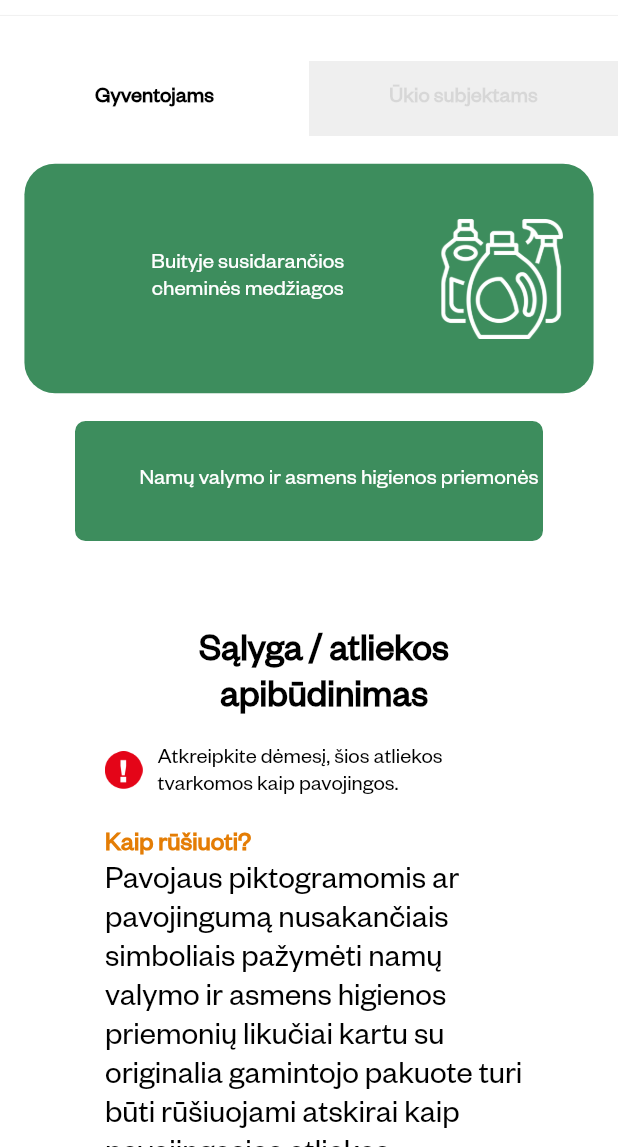
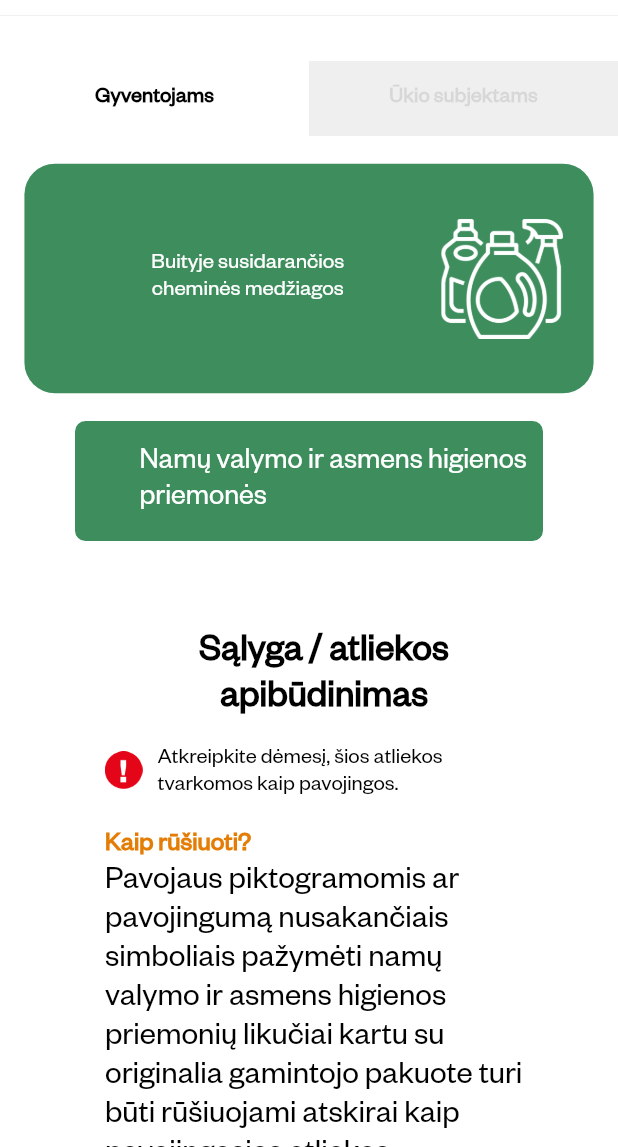
Before and after one commit to AplinkosMinisterija/rusiavimo-irankis, a Flutter app: the ResidentsScreen screen opened by its route, after a tap on "Buityje susidarančios cheminės medžiagos", after a tap on "Namų valymo ir asmens higienos priemonės", on a phone screen of 412 x 824 dp, the part 89-1236 px from its top. Run offline on Flutter 3.47's test engine with Material 2 defaults, Android fonts, the light colour scheme and no system bars; drawn by our look-alikes of auto_size_text; our stand-ins replace bloc, dio, easy_localization, equatable, flutter_bloc, get_it.

Commit message:
design fix

```diff
--- a/lib/main.dart
+++ b/lib/main.dart
@@ -61,7 +61,7 @@ class _MyHomePageState extends State<MyHomePage> {
         supportedLocales: context.supportedLocales,
         localizationsDelegates: context.localizationDelegates,
         scrollBehavior: NoThumbScrollBehavior().copyWith(scrollbars: false),
-        title: 'test',
+        title: 'Aplinkos Ministerija',
         theme: ThemeData.light().copyWith(
           canvasColor: AppColors.scaffoldColor,
         ),
--- a/lib/ui/screens/main_screen.dart
+++ b/lib/ui/screens/main_screen.dart
@@ -317,13 +317,13 @@ class _MainScreenState extends State<MainScreen> {
 
   Widget _buildContentDescription() {
     if (MediaQuery.of(context).size.width > 768) {
-      return const Text(
+      return const SelectableText(
         'Lorem ipsum dolor sit amet consectetur. Sed aliquam porttitor nunc est ornare porta. Tellus faucibus commodo eleifend sed lectus neque elit. Volutpat ullamcorper quis amet pretium. Diam ultrices orci faucibus dolor proin odio neque turpis sodales.',
         style: TextStyles.contentDescription,
         textAlign: TextAlign.justify,
       );
     } else {
-      return const Text(
+      return const SelectableText(
         'Lorem ipsum dolor sit amet consectetur. Sed aliquam porttitor nunc est ornare porta. Tellus faucibus commodo eleifend sed lectus neque elit. Volutpat ullamcorper quis amet pretium. Diam ultrices orci faucibus dolor proin odio neque turpis sodales.',
         style: TextStyles.mobileContentDescription,
         textAlign: TextAlign.justify,
--- a/lib/ui/screens/residents.dart
+++ b/lib/ui/screens/residents.dart
@@ -665,11 +665,11 @@ class _ResidentsScreenState extends State<ResidentsScreen> {
       width: (MediaQuery.of(context).size.width > 768)
           ? MediaQuery.of(context).size.width * 0.7
           : MediaQuery.of(context).size.width * 0.9,
-      child: RichText(
+      child: SelectableText.rich(
         textAlign: (MediaQuery.of(context).size.width > 768)
             ? TextAlign.start
             : TextAlign.center,
-        text: TextSpan(
+        TextSpan(
           style: TextStyles.footerNormal.copyWith(color: AppColors.black),
           children: <TextSpan>[
             TextSpan(
--- a/lib/ui/styles/text_styles.dart
+++ b/lib/ui/styles/text_styles.dart
@@ -166,6 +166,12 @@ class TextStyles {
     color: AppColors.scaffoldColor,
   );
 
+  static const selectorMobileStyle = TextStyle(
+    fontFamily: FontFamily.foundersGrotesk,
+    fontWeight: FontWeight.w400,
+    fontSize: 20,
+  );
+
   static const smallNavBarStyle = TextStyle(
     fontFamily: FontFamily.foundersGrotesk,
     fontWeight: FontWeight.w600,
--- a/lib/ui/widgets/selector_description.dart
+++ b/lib/ui/widgets/selector_description.dart
@@ -68,6 +68,10 @@ class _SelectorDescriptionState extends State<SelectorDescription> {
       child: Column(
         crossAxisAlignment: CrossAxisAlignment.start,
         children: [
+          SelectionArea(
+            child: Column(
+              crossAxisAlignment: CrossAxisAlignment.start,
+              children: [
                 Text(
                   LocaleKeys.selector_where_to_give.tr(),
                   style: TextStyles.searchTitleStyle,
@@ -89,6 +93,9 @@ class _SelectorDescriptionState extends State<SelectorDescription> {
                   ),
                 ),
                 const SizedBox(height: 20),
+              ],
+            ),
+          ),
           SizedBox(
             width: (MediaQuery.of(context).size.width > 768)
                 ? MediaQuery.of(context).size.width * 0.25
@@ -135,8 +142,9 @@ class _SelectorDescriptionState extends State<SelectorDescription> {
     );
   }
 
-  Column _buildSection() {
-    return Column(
+  Widget _buildSection() {
+    return SelectionArea(
+      child: Column(
         crossAxisAlignment: CrossAxisAlignment.start,
         children: [
           widget.isDangerous ? _buildFirstSection() : _buildSecondSection(),
@@ -151,6 +159,7 @@ class _SelectorDescriptionState extends State<SelectorDescription> {
           // ),
           // _buildSecondSection(),
         ],
+      ),
     );
   }
 
--- a/lib/ui/widgets/selector_tile.dart
+++ b/lib/ui/widgets/selector_tile.dart
@@ -68,16 +68,27 @@ class _SelectorTileState extends State<SelectorTile> {
               crossAxisAlignment: CrossAxisAlignment.start,
               mainAxisAlignment: MainAxisAlignment.center,
               children: [
-                FittedBox(
-                  fit: BoxFit.scaleDown,
-                  child: Text(
+                (MediaQuery.of(context).size.width > 762)
+                    ? Text(
                         widget.title,
                         style: isHoovered || widget.clicked
                             ? TextStyles.selctorColor
                                 .copyWith(color: AppColors.scaffoldColor)
                             : TextStyles.selctorColor
                                 .copyWith(color: AppColors.black),
-                  ),
+                      )
+                    : AutoSizeText(
+                        widget.title,
+                        style: isHoovered || widget.clicked
+                            ? TextStyles.selectorMobileStyle
+                                .copyWith(color: AppColors.scaffoldColor)
+                            : TextStyles.selectorMobileStyle
+                                .copyWith(color: AppColors.black),
+                        textAlign: TextAlign.left,
+                        maxFontSize: 20,
+                        minFontSize: 8,
+                        maxLines: 3,
+                        overflow: TextOverflow.clip,
                       ),
               ],
             ),
```
Lines whose indentation alone changed are shown as unchanged.
